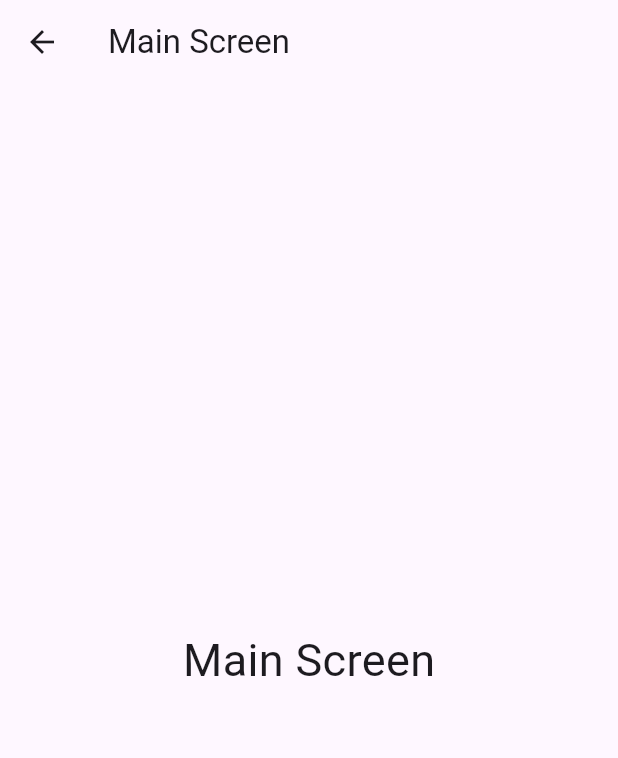
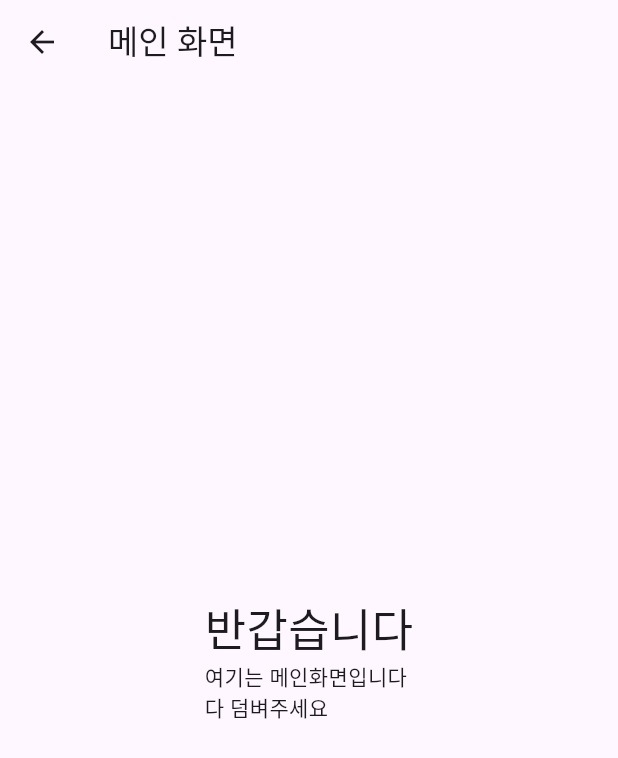
Before and after one commit to Daco2020/flutter-practice2, a Flutter app: the screen it shows after launch, on a phone screen of 412 x 824 dp. Shown: the top 758 px of the screen. Run offline on Flutter 3.47's test engine with Material 3 defaults, Android fonts, the phone set to English and light mode, and no system bars.

Commit message:
feat: Column 위젯 구현

```diff
--- a/lib/screen/main_screen.dart
+++ b/lib/screen/main_screen.dart
@@ -11,17 +11,17 @@ class _MainScreenState extends State<MainScreen> {
   @override
   Widget build(BuildContext context) {
     return Scaffold(
-      appBar: AppBar(
-        title: const Text('Main Screen'),
-      ),
+      appBar: AppBar(title: const Text('메인 화면')),
       body: const Center(
+        // Center 위젯을 사용하여 화면 중앙에 텍스트를 배치
         child: Column(
+          // Column 위젯을 사용하여 세로로 위젯을 배치
           mainAxisAlignment: MainAxisAlignment.center,
+          crossAxisAlignment: CrossAxisAlignment.start,
           children: <Widget>[
-            Text(
-              'Main Screen',
-              style: TextStyle(fontSize: 30),
-            ),
+            Text('반갑습니다', style: TextStyle(fontSize: 30)),
+            Text('여기는 메인화면입니다'),
+            Text('다 덤벼주세요'),
           ],
         ),
       ),
```
